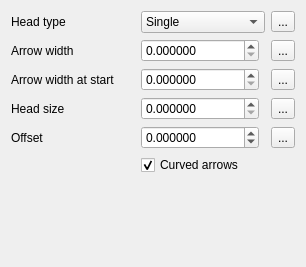
Qt form src/ui/symbollayer/qgsarrowsymbollayerwidgetbase.ui (carsmie/QGIS) before a commit.
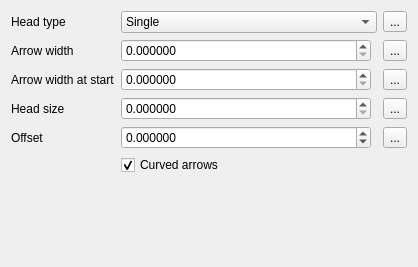
The same form after that commit. Custom widgets are drawn as their Qt base class.

Commit message: Some symbol layer widget fixes: - Fix broken shapeburst fill widget - Tweak stretch behaviour of some widgets

The edit to the form file:
```diff
--- a/src/ui/symbollayer/qgsarrowsymbollayerwidgetbase.ui
+++ b/src/ui/symbollayer/qgsarrowsymbollayerwidgetbase.ui
@@ -6,7 +6,7 @@
    <rect>
     <x>0</x>
     <y>0</y>
-    <width>306</width>
+    <width>418</width>
     <height>267</height>
    </rect>
   </property>
@@ -16,7 +16,7 @@
   <property name="toolTip">
    <string>&lt;html&gt;&lt;head/&gt;&lt;body&gt;&lt;p&gt;Symbols clip the geometry to the current canvas extent by default. This could result in undesired renderings for this kind of symbol layer. Make sure to check the corresponding &amp;quot;Clip features to canvas extent&amp;quot; advanced option of the symbol.&lt;/p&gt;&lt;/body&gt;&lt;/html&gt;</string>
   </property>
-  <layout class="QGridLayout" name="gridLayout">
+  <layout class="QGridLayout" name="gridLayout" columnstretch="0,1,0">
    <item row="2" column="0">
     <widget class="QLabel" name="label">
      <property name="text">
```
The commit also changes 7 other files.
